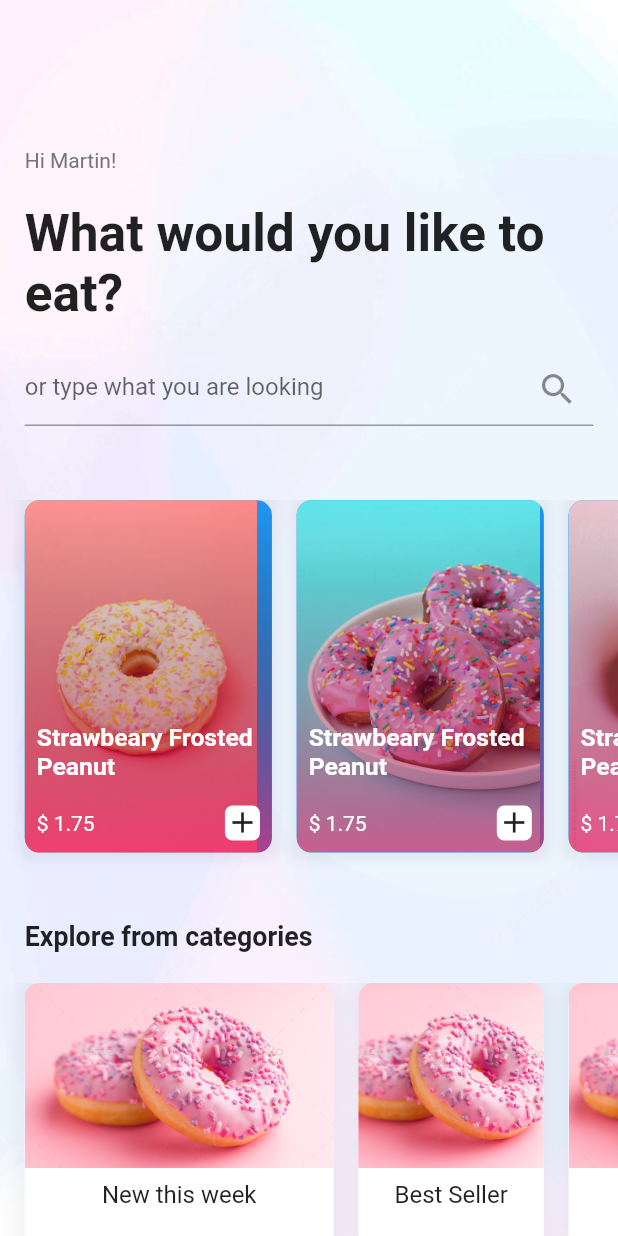
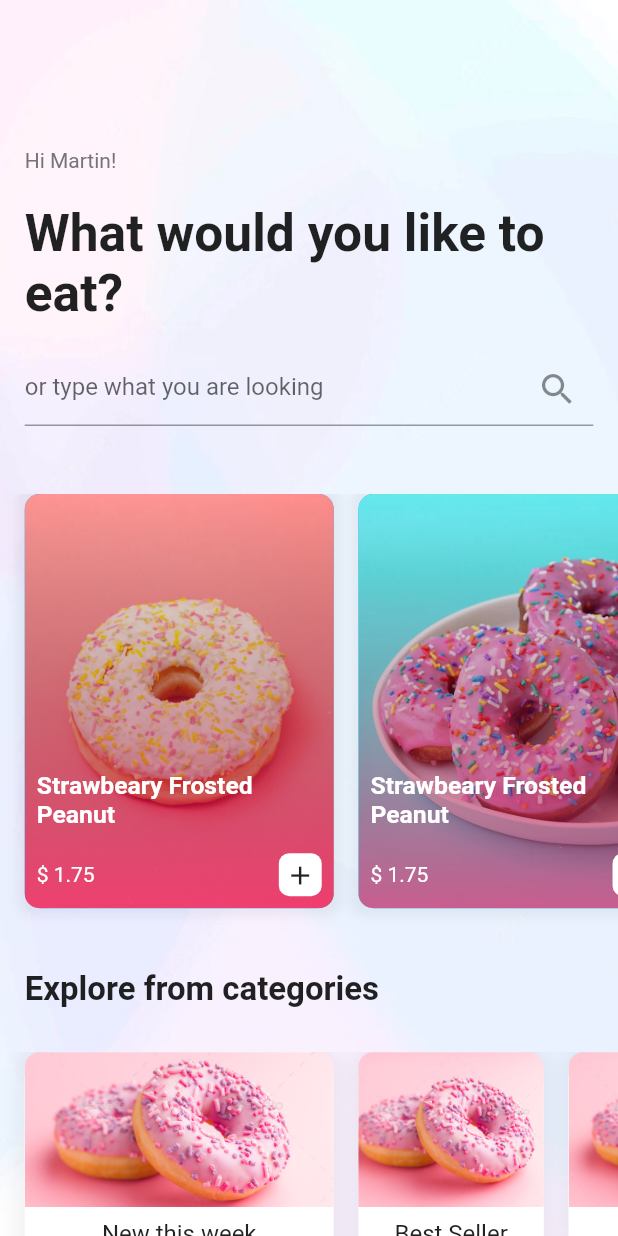
Before and after one commit to devsakil/food-order-app, a Flutter app: the screen it shows after launch, on a phone screen of 412 x 824 dp. Run offline on Flutter 3.47's test engine with Material 2 defaults, Android fonts, the phone set to English and light mode, and no system bars; our stand-ins replace sizer.

Commit message:
fixed item card

```diff
--- a/lib/catitem.dart
+++ b/lib/catitem.dart
@@ -15,7 +15,7 @@ class CatItem extends StatelessWidget {
   @override
   Widget build(BuildContext context) {
     return Container(
-      height: 45.w,
+      height: 35.w,
       width: width ?? 50.w,
       margin: EdgeInsets.only(bottom: 3.w, right: 4.w),
       decoration: BoxDecoration(
@@ -37,7 +37,7 @@ class CatItem extends StatelessWidget {
           children: [
             SizedBox(
               width: width ?? 50.w,
-              height: 30.w,
+              height: 25.w,
               child: Image.asset(
                 image!,
                 fit: BoxFit.cover,
--- a/lib/homepage.dart
+++ b/lib/homepage.dart
@@ -14,10 +14,7 @@ class HomePage extends StatelessWidget {
           SizedBox(
             width: 100.w,
             height: 100.h,
-            child: Image.asset(
-              'assets/bg.jpeg',
-              fit: BoxFit.fitHeight,
-            ),
+            child: Image.asset('assets/bg.jpeg', fit: BoxFit.fitHeight),
           ),
           Column(
             crossAxisAlignment: CrossAxisAlignment.start,
@@ -42,19 +39,16 @@ class HomePage extends StatelessWidget {
                     TextField(
                       decoration: InputDecoration(
                         hintText: 'or type what you are looking',
-                        suffixIcon: Icon(
-                          Icons.search,
-                          size: 20.sp,
-                        ),
+                        suffixIcon: Icon(Icons.search, size: 20.sp),
                       ),
                     ),
-                    SizedBox(height: 8.w),
                   ],
                 ),
               ),
+              SizedBox(height: 7.w),
               SizedBox(
                 width: 100.w,
-                height: 60.w,
+                height: 70.w,
                 child: SingleChildScrollView(
                   scrollDirection: Axis.horizontal,
                   child: Row(
@@ -75,16 +69,16 @@ class HomePage extends StatelessWidget {
                   ),
                 ),
               ),
-              SizedBox(height: 8.w),
+              SizedBox(height: 7.w),
               Padding(
                 padding: EdgeInsets.only(left: 4.w),
                 child: Text(
                   'Explore from categories',
                   style:
-                      TextStyle(fontSize: 13.sp, fontWeight: FontWeight.bold),
+                      TextStyle(fontSize: 16.sp, fontWeight: FontWeight.bold),
                 ),
               ),
-              SizedBox(height: 5.w),
+              SizedBox(height: 7.w),
               SingleChildScrollView(
                 scrollDirection: Axis.horizontal,
                 child: Row(
--- a/lib/itemcard.dart
+++ b/lib/itemcard.dart
@@ -16,12 +16,8 @@ class ItemCard extends StatelessWidget {
   @override
   Widget build(BuildContext context) {
     return Container(
-      margin: EdgeInsets.only(
-        bottom: 3.w,
-        right: 4.w,
-      ),
-      width: 40.w,
-      height: 60.w,
+      margin: EdgeInsets.only(bottom: 3.w, right: 4.w),
+      width: 50.w,
       decoration: BoxDecoration(
         color: Colors.blue,
         borderRadius: BorderRadius.circular(10),
@@ -37,10 +33,7 @@ class ItemCard extends StatelessWidget {
         borderRadius: BorderRadius.circular(10),
         child: Stack(
           children: [
-            Image.asset(
-              image!,
-              fit: BoxFit.cover,
-            ),
+            Image.asset(image!, fit: BoxFit.cover, width: 50.w),
             Container(
               padding: const EdgeInsets.all(8.0),
               decoration: BoxDecoration(
@@ -49,7 +42,7 @@ class ItemCard extends StatelessWidget {
                       end: Alignment.bottomCenter,
                       colors: [
                     Colors.transparent,
-                    Theme.of(context).primaryColor.withOpacity(.7)
+                    Colors.pink.withOpacity(.7)
                   ])),
               child: Column(
                   mainAxisAlignment: MainAxisAlignment.end,
@@ -69,19 +62,15 @@ class ItemCard extends StatelessWidget {
                       children: [
                         Text(
                           '\$ $price',
-                          style: const TextStyle(
-                            color: Colors.white,
-                          ),
+                          style: const TextStyle(color: Colors.white),
                         ),
                         Container(
+                          padding: EdgeInsets.all(4),
                           decoration: BoxDecoration(
                             color: Colors.white,
-                            borderRadius: BorderRadius.circular(5),
+                            borderRadius: BorderRadius.circular(7),
                           ),
-                          child: Icon(
-                            Icons.add,
-                            size: 17.sp,
-                          ),
+                          child: Icon(Icons.add, size: 15.sp),
                         )
                       ],
                     )
```
